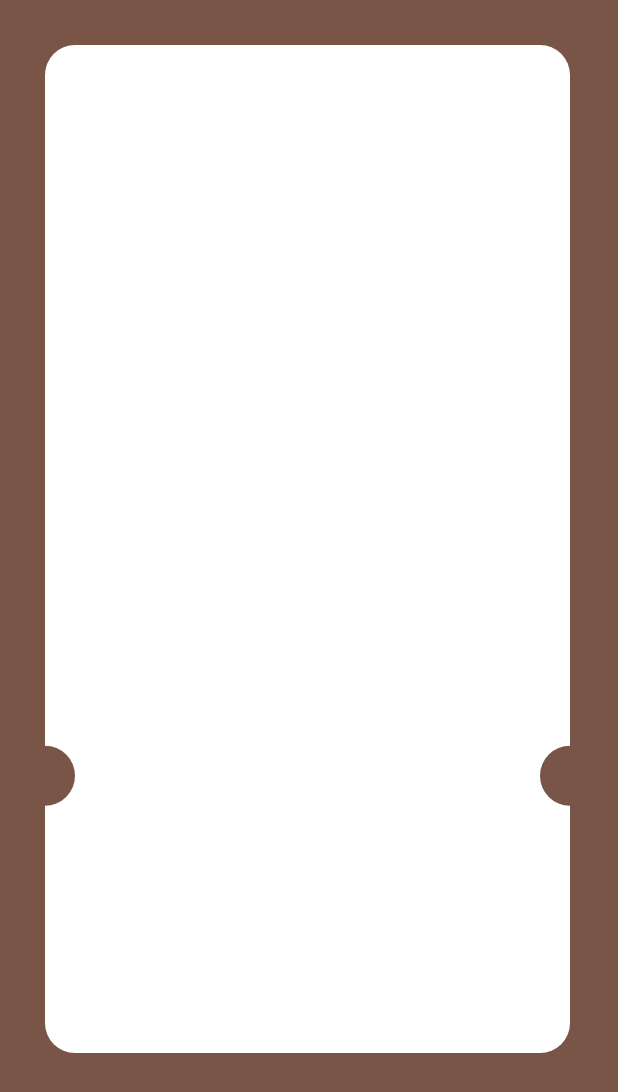
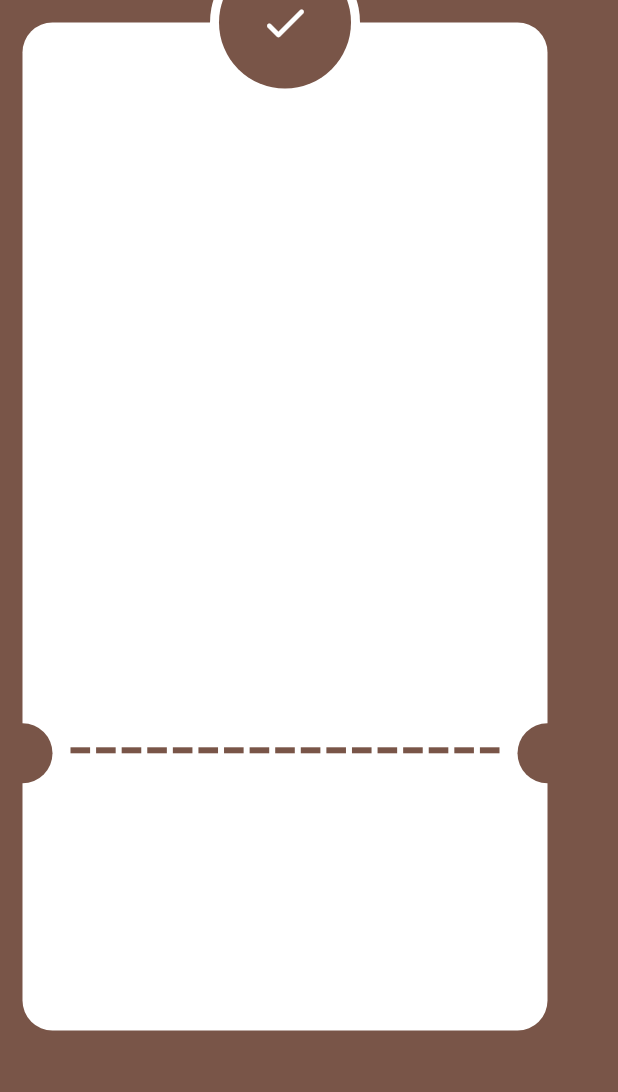
Before and after one commit to Yasmeen-aboeleneen/Flutter-Payment-Integration, a Flutter app: the LastScreen screen opened directly, on a phone screen of 412 x 824 dp. Shown: the top 1092 px of the screen. Run offline on Flutter 3.47's test engine with Material 3 defaults, Android fonts, the phone set to English and light mode, and no system bars; our stand-ins replace flutter_credit_card, flutter_svg.

Commit message:
dashed line

```diff
--- a/lib/Features/CheckOut/Presentation/Screens/LastView/last_screen_body.dart
+++ b/lib/Features/CheckOut/Presentation/Screens/LastView/last_screen_body.dart
@@ -6,8 +6,8 @@ class LastScreenBody extends StatelessWidget {
   @override
   Widget build(BuildContext context) {
     return Padding(
-      padding: const EdgeInsets.all(30),
-      child: Stack(children: [
+      padding: const EdgeInsets.all(15),
+      child: Stack(clipBehavior: Clip.none, children: [
         Container(
           width: 350,
           height: 672,
@@ -15,6 +15,24 @@ class LastScreenBody extends StatelessWidget {
               color: Colors.white,
               shape: RoundedRectangleBorder(
                   borderRadius: BorderRadius.circular(20))),
+        ),
+        Positioned(
+          bottom: MediaQuery.sizeOf(context).height * .2 + 20,
+          left: 20 + 10,
+          right: 20 + 10,
+          child: Row(
+            children: List.generate(
+                17,
+                (index) => Expanded(
+                      child: Padding(
+                        padding: const EdgeInsets.symmetric(horizontal: 2),
+                        child: Container(
+                          height: 4,
+                          color: Colors.brown,
+                        ),
+                      ),
+                    )),
+          ),
         ),
         Positioned(
             left: -20,
@@ -27,7 +45,25 @@ class LastScreenBody extends StatelessWidget {
             bottom: MediaQuery.sizeOf(context).height * .2,
             child: const CircleAvatar(
               backgroundColor: Colors.brown,
-            ))
+            )),
+        const Positioned(
+          left: 0,
+          right: 0,
+          top: -50,
+          child: CircleAvatar(
+            radius: 50,
+            backgroundColor: Colors.white,
+            child: CircleAvatar(
+              radius: 44,
+              backgroundColor: Colors.brown,
+              child: Icon(
+                Icons.check_rounded,
+                size: 35,
+                color: Colors.white,
+              ),
+            ),
+          ),
+        )
       ]),
     );
   }
```
